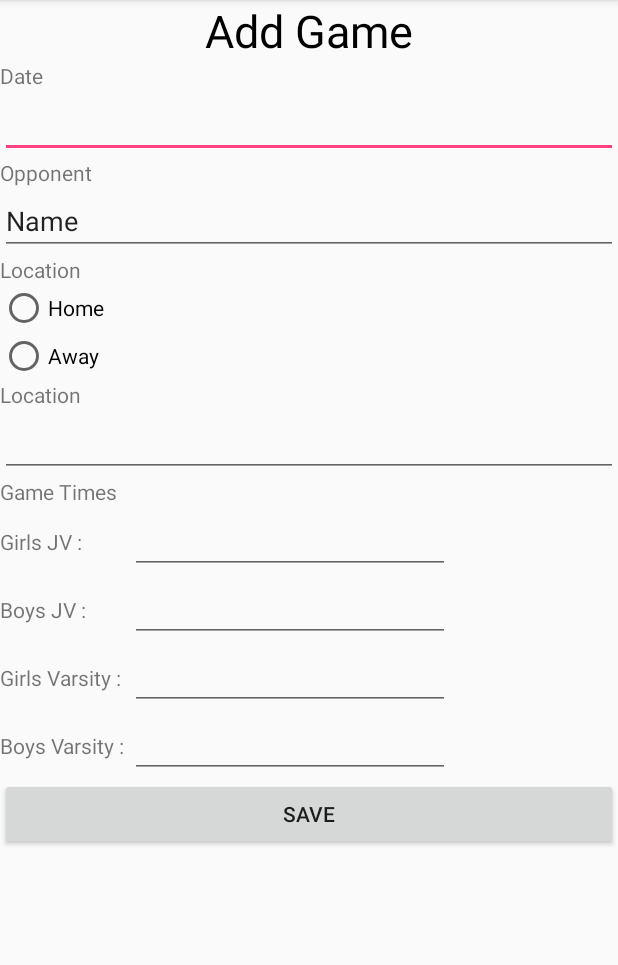
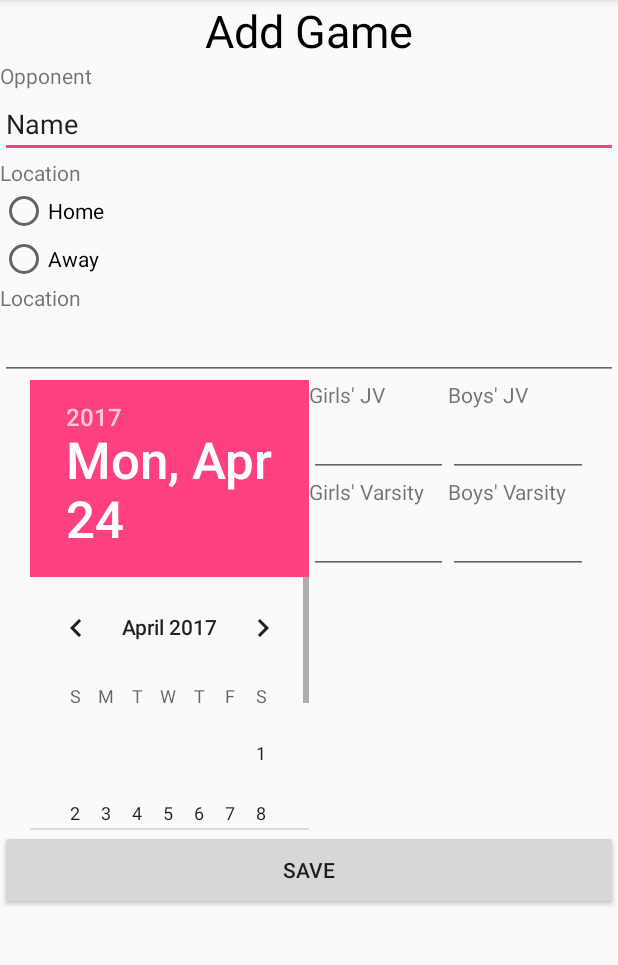
Before and after one commit to Toddab16/BasketballStats, an Android app: the NewGame screen opened directly, with no data from a screen before it, after a tap on "SAVE", on a phone screen of 412 x 824 dp, the part 84-1049 px from its top. Run offline under Robolectric (Android 15) with nearby library versions, the phone set to English and light mode, and no system bars; 6 statements that could not run were skipped.

Commit message:
Changed Min SDK to 23 to handle time issues. Modified New game layout Finished adding new game logic

```diff
--- a/app/build.gradle
+++ b/app/build.gradle
@@ -5,7 +5,7 @@ android {
     buildToolsVersion "25.0.2"
     defaultConfig {
         applicationId "com.toddbray.basketballstats"
-        minSdkVersion 21
+        minSdkVersion 23
         targetSdkVersion 25
         versionCode 1
         versionName "1.0"
--- a/app/src/main/java/com/toddbray/basketballstats/NewGame.java
+++ b/app/src/main/java/com/toddbray/basketballstats/NewGame.java
@@ -1,81 +1,133 @@
 package com.toddbray.basketballstats;
 
+import android.app.TimePickerDialog;
 import android.os.Bundle;
 import android.support.v7.app.AppCompatActivity;
-import android.util.Log;
 import android.view.View;
 import android.widget.Button;
+import android.widget.DatePicker;
 import android.widget.EditText;
 import android.widget.RadioButton;
 import android.widget.RadioGroup;
+import android.widget.TimePicker;
 
 import java.text.DateFormat;
-import java.text.ParseException;
 import java.text.SimpleDateFormat;
+import java.util.Calendar;
 import java.util.Date;
-import java.util.Locale;
+
 
 /**
  * Created by Todd Desktop on 4/22/2017.
  */
 
-public class NewGame extends AppCompatActivity {
+public class NewGame extends AppCompatActivity implements View.OnFocusChangeListener{
 
     DbDataSource db = new DbDataSource(this);
-
+    Date date;
+    Date [] times = new Date[4];
 
     @Override
     protected void onCreate(Bundle savedInstanceState) {
         super.onCreate(savedInstanceState);
         setContentView(R.layout.add_game);
+        EditText gjv = (EditText) findViewById(R.id.gjv_time_editText);
+        EditText bjv = (EditText) findViewById(R.id.bjv_time_editText);
+        EditText gv = (EditText) findViewById(R.id.gv_time_editText);
+        EditText bv = (EditText) findViewById(R.id.bv_time_editText);
+        gjv.setOnFocusChangeListener(this);
+        bjv.setOnFocusChangeListener(this);
+        gv.setOnFocusChangeListener(this);
+        bv.setOnFocusChangeListener(this);
+        Button save = (Button)findViewById(R.id.game_save_button);
+        save.setOnClickListener(new View.OnClickListener() {
+            @Override
+            public void onClick(View view) {
+                DatePicker dp = (DatePicker) findViewById(R.id.datePicker);
+                date = getDateFromDatePicker(dp);
+                EditText opp = (EditText) findViewById(R.id.opponent_editText);
+                String opponent = opp.getText().toString();
+                RadioGroup rgroup = (RadioGroup) findViewById(R.id.location_group);
+                int venue = rgroup.getCheckedRadioButtonId();
+                RadioButton venueButton = (RadioButton) findViewById(venue);
+                String venue_name = venueButton.getText().toString();
+                EditText location = (EditText) findViewById(R.id.location_editText);
+                String loc = location.getText().toString();
+
+                GameModel newGame = new GameModel();
+                newGame.setGame_date(date);
+                newGame.setGirls_jv(times[0]);
+                newGame.setBoys_jv(times[1]);
+                newGame.setGirls_v(times[2]);
+                newGame.setBoys_v(times[3]);
+                newGame.setOpp_name(opponent);
+                newGame.setVenue(venue_name);
+                newGame.setLocation(loc);
 
 
-        Button saveButton = (Button) findViewById(R.id.game_save_button);
-        saveButton.setOnClickListener(new View.OnClickListener() {
-            public void onClick(View v) {
-
-                EditText et = (EditText)findViewById(R.id.date_editText);
-                String date = et.getText().toString();
-                et = (EditText)findViewById(R.id.opponent_editText);
-                String opp = et.getText().toString();
-                RadioGroup rgroup = (RadioGroup) findViewById(R.id.location_group);
-                int loc = rgroup.getCheckedRadioButtonId();
-                RadioButton locButton = (RadioButton) findViewById(loc);
-                String location = locButton.getText().toString();
-                et = (EditText)findViewById(R.id.location_editText);
-                String location_name = et.getText().toString();
-                et = (EditText)findViewById(R.id.gjv_time_editText);
-                String gjv_time = et.getText().toString();
-                et = (EditText)findViewById(R.id.bjv_time_editText);
-                String bjv_time = et.getText().toString();
-                et = (EditText)findViewById(R.id.gvar_time_editText);
-                String gv_time = et.getText().toString();
-                et = (EditText)findViewById(R.id.bvar_time_editText);
-                String bv_time = et.getText().toString();
-
-
-                GameModel newGame = new GameModel();
-                newGame.setGame_date(db.GetDate(date));
-                newGame.setOpp_name(opp);
-                newGame.setLocation(location_name);
-                newGame.setVenue(location);
-                newGame.setGirls_jv(db.GetDate(gjv_time));
-                newGame.setGirls_v(db.GetDate(bjv_time));
-                newGame.setBoys_jv(db.GetDate(gv_time));
-                newGame.setBoys_v(db.GetDate(bv_time));
 
                 db.open();
-
                 db.createGame(newGame);
                 db.close();
-
             }
         });
 
+    }
 
+    @Override
+    public void onFocusChange(View view, boolean b) {
 
+        if (b){
+        switch(view.getId()) {
+            case R.id.gjv_time_editText:
+                getTimePicker(view, 0);
+                break;
+
+            case R.id.bjv_time_editText:
+                getTimePicker(view, 1);
+                break;
+
+            case R.id.gv_time_editText:
+                getTimePicker(view, 2);
+                break;
+
+            case R.id.bv_time_editText:
+                getTimePicker(view, 3);
+                break;
+
+            default:
+                break;
+
+        }
+        }
+    }
+
+    public void getTimePicker (View v, int i) {
+        final EditText et = (EditText) findViewById(v.getId());
+        final int time_code = i;
+        int hour = 16;
+        int minute = 00;
+        TimePickerDialog timePicker = new TimePickerDialog(this, 2, new TimePickerDialog.OnTimeSetListener() {
+            public void onTimeSet(TimePicker timePicker, int selectedHour, int selectedMinute) {
+                DateFormat df = new SimpleDateFormat("h:mm");
+                times[time_code] = new Date();
+                times[time_code].setMinutes(selectedMinute);
+                times[time_code].setHours(selectedHour);
+                et.setText(df.format(times[time_code]));
+             }
+        }, hour, minute, false);
+        timePicker.setTitle("Select Time");
+        timePicker.show();
 
     }
 
+    public static java.util.Date getDateFromDatePicker(DatePicker datePicker){
+        int day = datePicker.getDayOfMonth();
+        int month = datePicker.getMonth();
+        int year = datePicker.getYear();
+        Calendar calendar = Calendar.getInstance();
+        calendar.set(year, month, day);
+        return calendar.getTime();
+    }
 
 }
--- a/app/src/main/res/layout/add_game.xml
+++ b/app/src/main/res/layout/add_game.xml
@@ -11,19 +11,6 @@
         android:textAlignment="center"
         android:textSize="30sp"
         android:textColor="@android:color/black" />
-
-    <TextView
-        android:text="Date"
-        android:layout_width="match_parent"
-        android:layout_height="wrap_content"
-        android:id="@+id/date_textView" />
-
-    <EditText
-        android:layout_width="match_parent"
-        android:layout_height="wrap_content"
-        android:inputType="date"
-        android:ems="10"
-        android:id="@+id/date_editText" />
 
     <TextView
         android:text="Opponent"
@@ -73,97 +60,98 @@
         android:ems="10"
         android:id="@+id/location_editText" />
 
-    <TextView
-        android:text="Game Times"
+    <LinearLayout
+        android:orientation="horizontal"
         android:layout_width="match_parent"
         android:layout_height="wrap_content"
-        android:id="@+id/times_textView" />
+        android:layout_marginRight="20dp"
+        android:layout_marginLeft="20dp">
 
-    <TableLayout
-        android:layout_width="wrap_content"
-        android:layout_height="wrap_content">
+        <LinearLayout
+            android:orientation="vertical"
+            android:layout_width="0dp"
+            android:layout_height="wrap_content"
+            android:layout_weight="2"
+            android:elevation="1dp">
 
-        <TableRow
-            android:layout_width="match_parent"
-            android:layout_height="match_parent" >
+            <DatePicker
+                android:layout_width="match_parent"
+                android:layout_height="300dp"
+                android:id="@+id/datePicker" />
+        </LinearLayout>
+
+        <LinearLayout
+            android:orientation="vertical"
+            android:layout_width="0dp"
+            android:layout_height="250dp"
+            android:layout_weight="1">
 
             <TextView
-                android:text="Girls JV : "
-                android:layout_width="wrap_content"
+                android:text="Girls' JV"
+                android:layout_width="match_parent"
                 android:layout_height="wrap_content"
                 android:id="@+id/gjv_time_textView" />
 
             <EditText
-                android:layout_width="wrap_content"
+                android:layout_width="match_parent"
                 android:layout_height="wrap_content"
                 android:inputType="time"
                 android:ems="10"
                 android:id="@+id/gjv_time_editText" />
 
-        </TableRow>
+            <TextView
+                android:text="Girls' Varsity"
+                android:layout_width="match_parent"
+                android:layout_height="wrap_content"
+                android:id="@+id/gv_time_textView" />
 
-        <TableRow
-            android:layout_width="match_parent"
-            android:layout_height="match_parent" >
+            <EditText
+                android:layout_width="match_parent"
+                android:layout_height="wrap_content"
+                android:inputType="time"
+                android:ems="10"
+                android:id="@+id/gv_time_editText" />
+
+        </LinearLayout>
+
+        <LinearLayout
+            android:orientation="vertical"
+            android:layout_width="0dp"
+            android:layout_height="250dp"
+            android:layout_weight="1">
 
             <TextView
-                android:text="Boys JV : "
-                android:layout_width="wrap_content"
+                android:text="Boys' JV"
+                android:layout_width="match_parent"
                 android:layout_height="wrap_content"
                 android:id="@+id/bjv_time_textView" />
 
             <EditText
-                android:layout_width="wrap_content"
+                android:layout_width="match_parent"
                 android:layout_height="wrap_content"
                 android:inputType="time"
                 android:ems="10"
                 android:id="@+id/bjv_time_editText" />
 
-        </TableRow>
-
-        <TableRow
-            android:layout_width="match_parent"
-            android:layout_height="match_parent" >
-
             <TextView
-                android:text="Girls Varsity : "
-                android:layout_width="wrap_content"
+                android:text="Boys' Varsity"
+                android:layout_width="match_parent"
                 android:layout_height="wrap_content"
-                android:id="@+id/gvar_time_textView" />
+                android:id="@+id/bv_time_textView" />
 
             <EditText
-                android:layout_width="wrap_content"
+                android:layout_width="match_parent"
                 android:layout_height="wrap_content"
                 android:inputType="time"
                 android:ems="10"
-                android:id="@+id/gvar_time_editText" />
+                android:id="@+id/bv_time_editText" />
 
-        </TableRow>
-
-        <TableRow
-            android:layout_width="match_parent"
-            android:layout_height="match_parent" >
-
-            <TextView
-                android:text="Boys Varsity : "
-                android:layout_width="wrap_content"
-                android:layout_height="wrap_content"
-                android:id="@+id/bvar_time_textView" />
-
-            <EditText
-                android:layout_width="wrap_content"
-                android:layout_height="wrap_content"
-                android:inputType="time"
-                android:ems="10"
-                android:id="@+id/bvar_time_editText" />
-
-        </TableRow>
-
-    </TableLayout>
+        </LinearLayout>
+    </LinearLayout>
 
     <Button
         android:text="Save"
         android:layout_width="match_parent"
-        android:layout_height="wrap_content"
+        android:layout_height="53dp"
         android:id="@+id/game_save_button" />
 </LinearLayout>
```
Also changed, not shown: app/src/main/java/com/toddbray/basketballstats/ViewSchedule.java (+84 -7 lines).
